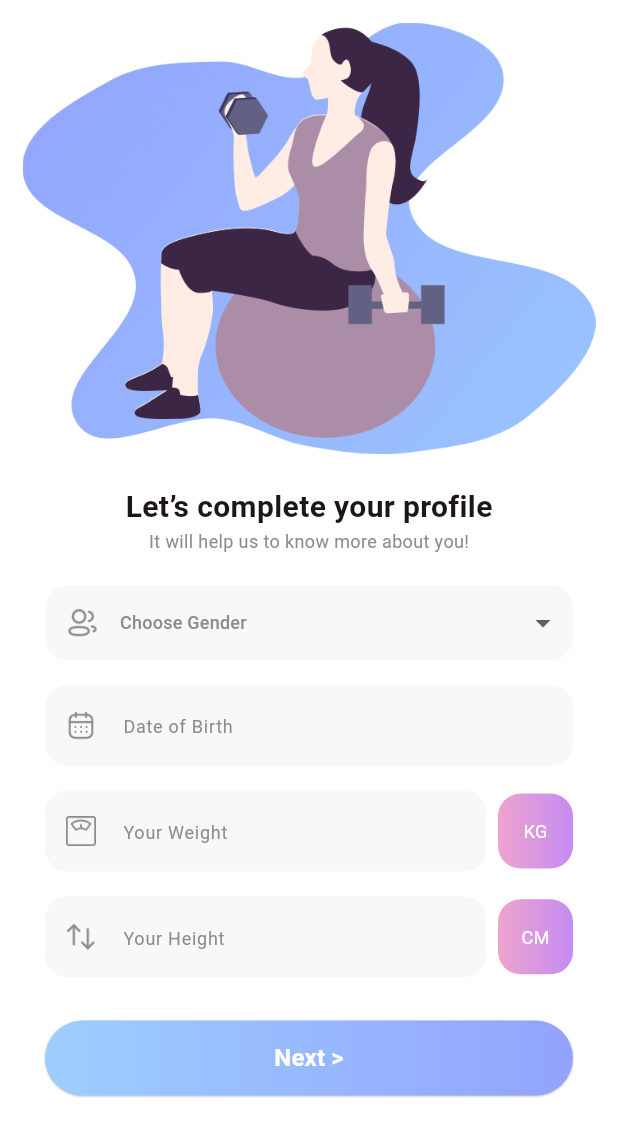
After one commit to amankidwai88/Fitness_App_Bad, a Flutter app: the CompleteProfileView screen opened directly, on a phone screen of 412 x 824 dp. The commit adds this screen. Shown: the top 1136 px of the screen. Run offline on Flutter 3.47's test engine with Material 3 defaults, Android fonts, the phone set to English and light mode, and no system bars; our stand-ins replace bloc, cloud_firestore, equatable, firebase_auth, firebase_core, fl_chart and 2 more; accounts and stored records are empty.

Commit message:
Create Profile Page added

```diff
--- /dev/null
+++ b/Flutter_FinalProject-master/lib/common_widget/RoundButton_Profile.dart
@@ -0,0 +1,75 @@
+import 'package:crud/common/color_extension.dart';
+import 'package:flutter/material.dart';
+
+
+enum RoundButtonType { bgGradient, bgSGradient , textGradient }
+
+class RoundButton extends StatelessWidget {
+  final String title;
+  final RoundButtonType type;
+  final VoidCallback onPressed;
+  final double fontSize;
+  final double elevation;
+  final FontWeight fontWeight;
+
+  const RoundButton(
+      {super.key,
+      required this.title,
+      this.type = RoundButtonType.bgGradient,
+      this.fontSize = 16,
+      this.elevation = 1,
+      this.fontWeight= FontWeight.w700,
+      required this.onPressed});
+
+  @override
+  Widget build(BuildContext context) {
+    return Container(
+      decoration: BoxDecoration(
+          gradient: LinearGradient(
+              colors: type == RoundButtonType.bgSGradient ? TColor.secondaryG :  TColor.primaryG,
+              ),
+          borderRadius: BorderRadius.circular(25),
+          boxShadow: type == RoundButtonType.bgGradient ||  type == RoundButtonType.bgSGradient
+              ? const [
+                  BoxShadow(
+                      color: Colors.black26,
+                      blurRadius: 0.5,
+                      offset: Offset(0, 0.5))
+                ]
+              : null),
+      child: MaterialButton(
+        onPressed: onPressed,
+        height: 50,
+        shape: RoundedRectangleBorder(borderRadius: BorderRadius.circular(25)),
+        textColor: TColor.primaryColor1,
+        minWidth: double.maxFinite,
+        elevation: type == RoundButtonType.bgGradient ||  type == RoundButtonType.bgSGradient ? 0 : elevation,
+        color: type == RoundButtonType.bgGradient ||  type == RoundButtonType.bgSGradient
+            ? Colors.transparent
+            : TColor.white,
+        child: type == RoundButtonType.bgGradient ||  type == RoundButtonType.bgSGradient
+            ? Text(title,
+                style: TextStyle(
+                    color: TColor.white,
+                    fontSize: fontSize,
+                    fontWeight: fontWeight))
+            : ShaderMask(
+                blendMode: BlendMode.srcIn,
+                shaderCallback: (bounds) {
+                  return LinearGradient(
+                          colors: TColor.primaryG,
+                          begin: Alignment.centerLeft,
+                          end: Alignment.centerRight)
+                      .createShader(
+                          Rect.fromLTRB(0, 0, bounds.width, bounds.height));
+                },
+                child: Text(title,
+                    style: TextStyle(
+                        color:  TColor.primaryColor1,
+                        fontSize: fontSize,
+                        fontWeight: fontWeight)),
+              ),
+      ),
+    );
+  }
+}
--- /dev/null
+++ b/Flutter_FinalProject-master/lib/common_widget/Round_TextField.dart
@@ -0,0 +1,54 @@
+import 'package:crud/common/color_extension.dart';
+import 'package:flutter/material.dart';
+
+class RoundTextField extends StatelessWidget {
+  final TextEditingController? controller;
+  final TextInputType? keyboardType;
+  final String hitText;
+  final String icon;
+  final Widget? rigtIcon;
+  final bool obscureText;
+  final EdgeInsets? margin;
+  const RoundTextField(
+      {super.key,
+      required this.hitText,
+      required this.icon,
+      this.controller,
+      this.margin,
+      this.keyboardType,
+      this.obscureText = false,
+      this.rigtIcon});
+
+  @override
+  Widget build(BuildContext context) {
+    return Container(
+      margin: margin,
+      decoration: BoxDecoration(
+          color: TColor.lightGray, borderRadius: BorderRadius.circular(15)),
+      child: TextField(
+        controller: controller,
+        keyboardType: keyboardType,
+        obscureText: obscureText,
+        decoration: InputDecoration(
+            contentPadding:
+                const EdgeInsets.symmetric(vertical: 15, horizontal: 15),
+            enabledBorder: InputBorder.none,
+            focusedBorder: InputBorder.none,
+            hintText: hitText,
+            suffixIcon: rigtIcon,
+            prefixIcon: Container(
+                alignment: Alignment.center,
+                width: 20,
+                height: 20,
+                child: Image.asset(
+                  icon,
+                  width: 20,
+                  height: 20,
+                  fit: BoxFit.contain,
+                  color: TColor.gray,
+                )),
+            hintStyle: TextStyle(color: TColor.gray, fontSize: 12)),
+      ),
+    );
+  }
+}
--- a/Flutter_FinalProject-master/lib/screens/Dashboard/dashaman.dart
+++ /dev/null
@@ -1 +0,0 @@
-// stf
--- a/Flutter_FinalProject-master/lib/screens/Dashboard/dashboard.dart
+++ b/Flutter_FinalProject-master/lib/screens/Dashboard/dashboard.dart
@@ -1,6 +1,7 @@
 import 'package:crud/common_widget/dashboard/Workoutrow.dart';
 import 'package:crud/bloc/sign_in/sign_in_bloc.dart';
 import 'package:crud/common/color_extension.dart';
+import 'package:crud/screens/Profile/CreateProfile.dart';
 import 'package:crud/screens/exercise/exercise.dart';
 import 'package:crud/screens/profile_page.dart';
 import 'package:fl_chart/fl_chart.dart';
@@ -114,25 +115,29 @@ class _HomeScreenState extends State<HomeScreen> {
                 const SizedBox(height: 150),
                 ListTile(
                   leading: const Icon(Icons.home, color: Colors.white),
-                  title: const Text("Home", style: TextStyle(color: Colors.white)),
+                  title:
+                      const Text("Home", style: TextStyle(color: Colors.white)),
                   onTap: () {
                     Navigator.pop(context); // Close the drawer
                     // Navigate to the Home screen
                     Navigator.pushReplacement(
                       context,
-                      MaterialPageRoute(builder: (context) => const HomeScreen()),
+                      MaterialPageRoute(
+                          builder: (context) => const HomeScreen()),
                     );
                   },
                 ),
                 ListTile(
                   leading: const Icon(Icons.info, color: Colors.white),
-                  title: const Text("About", style: TextStyle(color: Colors.white)),
+                  title: const Text("About",
+                      style: TextStyle(color: Colors.white)),
                   onTap: () {
                     Navigator.pop(context); // Close the drawer
                     // Navigate to the About screen
                     Navigator.pushReplacement(
                       context,
-                      MaterialPageRoute(builder: (context) => const HomeScreen()),
+                      MaterialPageRoute(
+                          builder: (context) => const HomeScreen()),
                     );
                   },
                 ),
@@ -155,14 +160,15 @@ class _HomeScreenState extends State<HomeScreen> {
                       //check alignment sign up > profile else login > home page
                       context,
                       MaterialPageRoute(
-                          builder: (context) => const ProfilePage()),
+                          builder: (context) => const CompleteProfileView()),
                     );
                   },
                 ),
                 const Spacer(),
                 ListTile(
                   leading: const Icon(Icons.logout, color: Colors.white),
-                  title: const Text("Logout", style: TextStyle(color: Colors.white)),
+                  title: const Text("Logout",
+                      style: TextStyle(color: Colors.white)),
                   onTap: () {
                     Navigator.pop(context);
                   },
--- /dev/null
+++ b/Flutter_FinalProject-master/lib/screens/Profile/CreateProfile.dart
@@ -0,0 +1,198 @@
+import 'package:crud/common/color_extension.dart';
+import 'package:crud/common_widget/RoundButton_Profile.dart';
+import 'package:crud/common_widget/round_textfield.dart';
+import 'package:crud/screens/Dashboard/dashboard.dart';
+import 'package:flutter/material.dart';
+
+class CompleteProfileView extends StatefulWidget {
+  const CompleteProfileView({super.key});
+
+  @override
+  State<CompleteProfileView> createState() => _CompleteProfileViewState();
+}
+
+class _CompleteProfileViewState extends State<CompleteProfileView> {
+  TextEditingController txtDate = TextEditingController();
+
+  @override
+  Widget build(BuildContext context) {
+    var media = MediaQuery.of(context).size;
+    return Scaffold(
+      backgroundColor: TColor.white,
+      body: SingleChildScrollView(
+        child: SafeArea(
+          child: Padding(
+            padding: const EdgeInsets.all(15.0),
+            child: Column(
+              children: [
+                Image.asset(
+                  "assets/img/complete_profile.png",
+                  width: media.width,
+                  fit: BoxFit.fitWidth,
+                ),
+                SizedBox(
+                  height: media.width * 0.05,
+                ),
+                Text(
+                  "Let’s complete your profile",
+                  style: TextStyle(
+                      color: TColor.black,
+                      fontSize: 20,
+                      fontWeight: FontWeight.w700),
+                ),
+                Text(
+                  "It will help us to know more about you!",
+                  style: TextStyle(color: TColor.gray, fontSize: 12),
+                ),
+                SizedBox(
+                  height: media.width * 0.05,
+                ),
+                Padding(
+                  padding: const EdgeInsets.symmetric(horizontal: 15.0),
+                  child: Column(
+                    children: [
+                      Container(
+                        decoration: BoxDecoration(
+                            color: TColor.lightGray,
+                            borderRadius: BorderRadius.circular(15)),
+                        child: Row(
+                          children: [
+                            Container(
+                                alignment: Alignment.center,
+                                width: 50,
+                                height: 50,
+                                padding:
+                                    const EdgeInsets.symmetric(horizontal: 15),
+                                child: Image.asset(
+                                  "assets/img/gender.png",
+                                  width: 20,
+                                  height: 20,
+                                  fit: BoxFit.contain,
+                                  color: TColor.gray,
+                                )),
+                            Expanded(
+                              child: DropdownButtonHideUnderline(
+                                child: DropdownButton(
+                                  items: ["Male", "Female"]
+                                      .map((name) => DropdownMenuItem(
+                                            value: name,
+                                            child: Text(
+                                              name,
+                                              style: TextStyle(
+                                                  color: TColor.gray,
+                                                  fontSize: 14),
+                                            ),
+                                          ))
+                                      .toList(),
+                                  onChanged: (value) {},
+                                  isExpanded: true,
+                                  hint: Text(
+                                    "Choose Gender",
+                                    style: TextStyle(
+                                        color: TColor.gray, fontSize: 12),
+                                  ),
+                                ),
+                              ),
+                            ),
+                            const SizedBox(
+                              width: 8,
+                            )
+                          ],
+                        ),
+                      ),
+                      SizedBox(
+                        height: media.width * 0.04,
+                      ),
+                      RoundTextField(
+                        controller: txtDate,
+                        hitText: "Date of Birth",
+                        icon: "assets/img/date.png",
+                      ),
+                      SizedBox(
+                        height: media.width * 0.04,
+                      ),
+                      Row(
+                        children: [
+                          Expanded(
+                            child: RoundTextField(
+                              controller: txtDate,
+                              hitText: "Your Weight",
+                              icon: "assets/img/weight.png",
+                            ),
+                          ),
+                          const SizedBox(
+                            width: 8,
+                          ),
+                          Container(
+                            width: 50,
+                            height: 50,
+                            alignment: Alignment.center,
+                            decoration: BoxDecoration(
+                              gradient: LinearGradient(
+                                colors: TColor.secondaryG,
+                              ),
+                              borderRadius: BorderRadius.circular(15),
+                            ),
+                            child: Text(
+                              "KG",
+                              style:
+                                  TextStyle(color: TColor.white, fontSize: 12),
+                            ),
+                          )
+                        ],
+                      ),
+                      SizedBox(
+                        height: media.width * 0.04,
+                      ),
+                      Row(
+                        children: [
+                          Expanded(
+                            child: RoundTextField(
+                              controller: txtDate,
+                              hitText: "Your Height",
+                              icon: "assets/img/hight.png",
+                            ),
+                          ),
+                          const SizedBox(
+                            width: 8,
+                          ),
+                          Container(
+                            width: 50,
+                            height: 50,
+                            alignment: Alignment.center,
+                            decoration: BoxDecoration(
+                              gradient: LinearGradient(
+                                colors: TColor.secondaryG,
+                              ),
+                              borderRadius: BorderRadius.circular(15),
+                            ),
+                            child: Text(
+                              "CM",
+                              style:
+                                  TextStyle(color: TColor.white, fontSize: 12),
+                            ),
+                          )
+                        ],
+                      ),
+                      SizedBox(
+                        height: media.width * 0.07,
+                      ),
+                      RoundButton(
+                          title: "Next >",
+                          onPressed: () {
+                            Navigator.push(
+                                context,
+                                MaterialPageRoute(
+                                    builder: (context) => const HomeScreen()));
+                          }),
+                    ],
+                  ),
+                ),
+              ],
+            ),
+          ),
+        ),
+      ),
+    );
+  }
+}
--- a/Flutter_FinalProject-master/lib/screens/exercise/exercise.dart
+++ b/Flutter_FinalProject-master/lib/screens/exercise/exercise.dart
@@ -1,4 +1,4 @@
-import 'package:crud/common_widget/workout_pg/round_button.dart';
+import 'package:crud/common_widget/workout_pg/round_button_Aman.dart';
 import 'package:crud/common_widget/workout_pg/tab_button.dart';
 import 'package:crud/screens/exercise/workout_detail_view.dart';
 import 'package:flutter/material.dart';
--- a/Flutter_FinalProject-master/lib/screens/exercise/workout_view.dart
+++ b/Flutter_FinalProject-master/lib/screens/exercise/workout_view.dart
@@ -1,5 +1,5 @@
 import 'package:crud/common/color_extension.dart';
-import 'package:crud/common_widget/workout_pg/round_button.dart';
+import 'package:crud/common_widget/workout_pg/round_button_Aman.dart';
 import 'package:flutter/material.dart';
 import 'workout_detail_view.dart';
 
--- a/Flutter_FinalProject-master/lib/screens/login_signup/signup.dart
+++ b/Flutter_FinalProject-master/lib/screens/login_signup/signup.dart
@@ -5,6 +5,7 @@ import 'package:crud/common_widget/login_signup/string.dart';
 import 'package:crud/common_widget/login_signup/textfirld.dart';
 
 import 'package:crud/models/User_model.dart';
+import 'package:crud/screens/Profile/CreateProfile.dart';
 
 import 'package:flutter/cupertino.dart';
 import 'package:flutter/material.dart';
@@ -226,10 +227,12 @@ class _SignUpScreenState extends State<SignUpScreen> {
                       width: MediaQuery.of(context).size.width * 0.5,
                       child: TextButton(
                           onPressed: () {
-                            //         Navigator.pushReplacement(
-                            //   context,
-                            //   MaterialPageRoute(builder: (context) => HomeScreen()),
-                            // );
+                            Navigator.pushReplacement(
+                              context,
+                              MaterialPageRoute(
+                                  builder: (context) =>
+                                      const CompleteProfileView()),
+                            );
                             if (_formKey.currentState!.validate()) {
                               MyUser myUser = MyUser.empty;
                               myUser = myUser.copyWith(
```
Also changed, not shown: Flutter_FinalProject-master/assets/img/complete_profile.png (added), Flutter_FinalProject-master/assets/img/date.png (added), Flutter_FinalProject-master/assets/img/gender.png (added), Flutter_FinalProject-master/assets/img/hight.png (added), Flutter_FinalProject-master/assets/img/weight.png (added), Flutter_FinalProject-master/lib/common_widget/workout_pg/round_button_Aman.dart (renamed from Flutter_FinalProject-master/lib/common_widget/workout_pg/round_button.dart).
